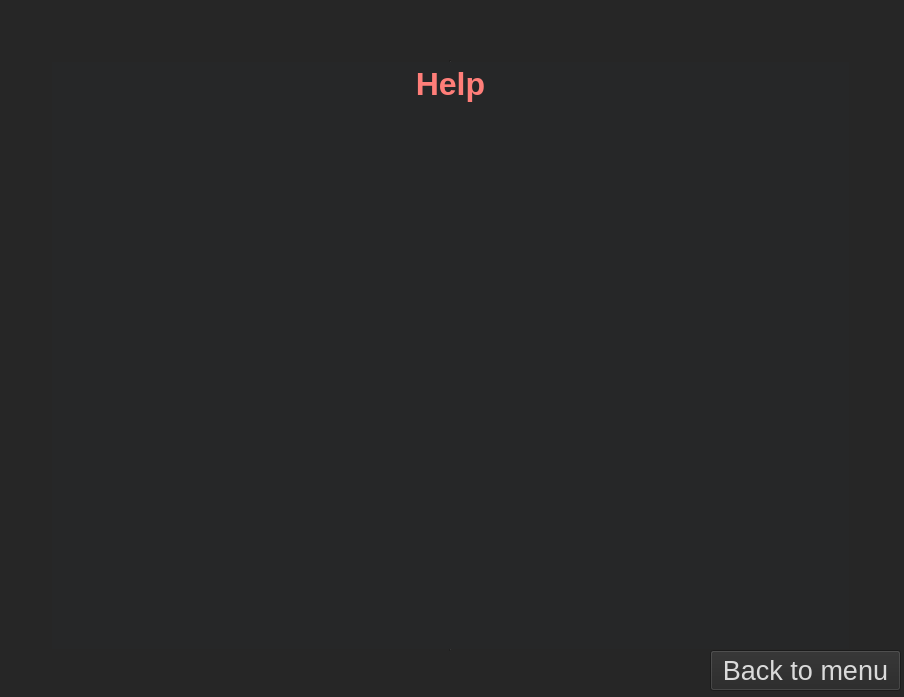
This is help.ui in PollyJoe/BigProject_Chameleon as Qt 5 draws it before an edit. The edited form follows.
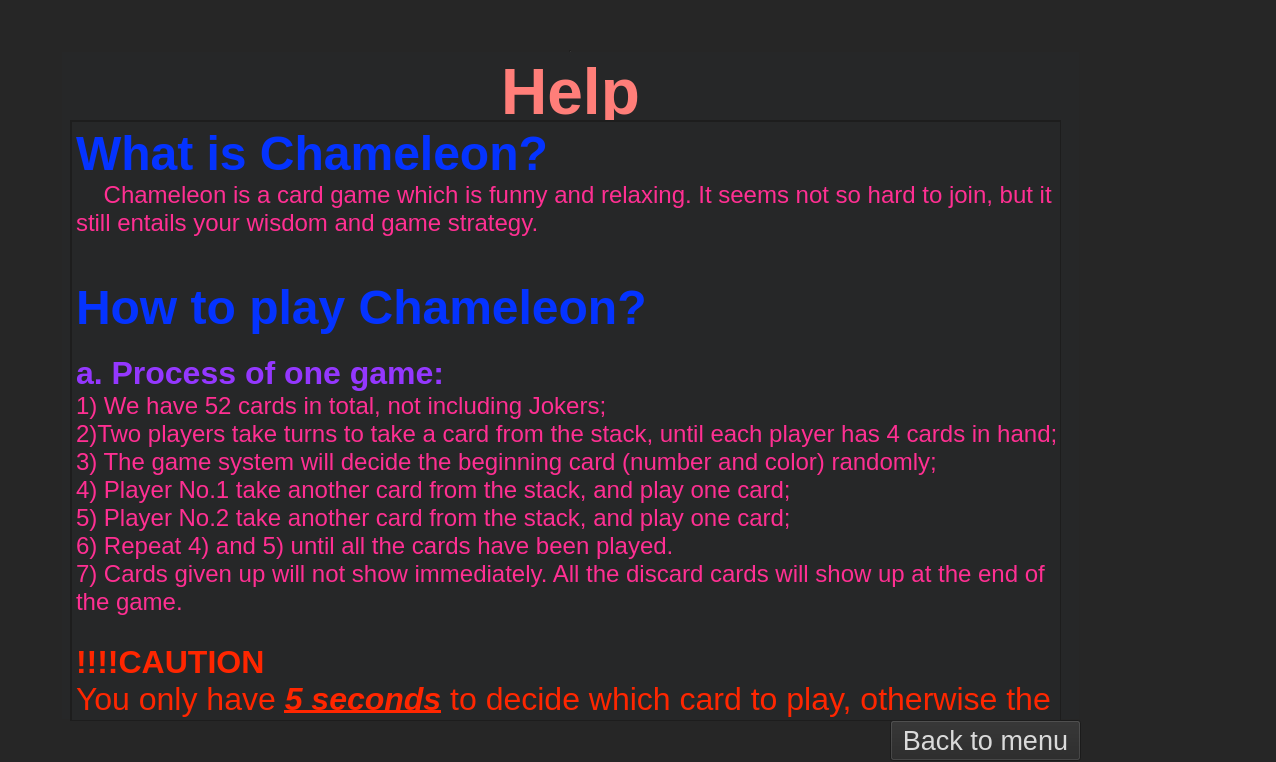
This is the edited form. Icons and pictures are not drawn.

Diff of the .ui file:
```diff
--- a/help.ui
+++ b/help.ui
@@ -6,8 +6,8 @@
    <rect>
     <x>0</x>
     <y>0</y>
-    <width>904</width>
-    <height>697</height>
+    <width>1276</width>
+    <height>762</height>
    </rect>
   </property>
   <property name="palette">
@@ -112,15 +112,6 @@
        </color>
       </brush>
      </colorrole>
-     <colorrole role="Shadow">
-      <brush brushstyle="SolidPattern">
-       <color alpha="255">
-        <red>0</red>
-        <green>0</green>
-        <blue>0</blue>
-       </color>
-      </brush>
-     </colorrole>
      <colorrole role="AlternateBase">
       <brush brushstyle="SolidPattern">
        <color alpha="255">
@@ -249,15 +240,6 @@
        </color>
       </brush>
      </colorrole>
-     <colorrole role="Shadow">
-      <brush brushstyle="SolidPattern">
-       <color alpha="255">
-        <red>0</red>
-        <green>0</green>
-        <blue>0</blue>
-       </color>
-      </brush>
-     </colorrole>
      <colorrole role="AlternateBase">
       <brush brushstyle="SolidPattern">
        <color alpha="255">
@@ -317,9 +299,9 @@
      <colorrole role="Midlight">
       <brush brushstyle="SolidPattern">
        <color alpha="255">
-        <red>232</red>
-        <green>253</green>
-        <blue>182</blue>
+        <red>52</red>
+        <green>52</green>
+        <blue>52</blue>
        </color>
       </brush>
      </colorrole>
@@ -354,8 +336,8 @@
       <brush brushstyle="SolidPattern">
        <color alpha="255">
         <red>255</red>
-        <green>255</green>
-        <blue>255</blue>
+        <green>51</green>
+        <blue>51</blue>
        </color>
       </brush>
      </colorrole>
@@ -386,15 +368,6 @@
        </color>
       </brush>
      </colorrole>
-     <colorrole role="Shadow">
-      <brush brushstyle="SolidPattern">
-       <color alpha="255">
-        <red>0</red>
-        <green>0</green>
-        <blue>0</blue>
-       </color>
-      </brush>
-     </colorrole>
      <colorrole role="AlternateBase">
       <brush brushstyle="SolidPattern">
        <color alpha="255">
@@ -431,10 +404,10 @@
   <widget class="QTextBrowser" name="textBrowser">
    <property name="geometry">
     <rect>
-     <x>50</x>
-     <y>60</y>
-     <width>801</width>
-     <height>591</height>
+     <x>60</x>
+     <y>50</y>
+     <width>1021</width>
+     <height>671</height>
     </rect>
    </property>
    <property name="palette">
@@ -509,7 +482,7 @@
 &lt;html&gt;&lt;head&gt;&lt;meta name=&quot;qrichtext&quot; content=&quot;1&quot; /&gt;&lt;meta charset=&quot;utf-8&quot; /&gt;&lt;style type=&quot;text/css&quot;&gt;
 p, li { white-space: pre-wrap; }
 &lt;/style&gt;&lt;/head&gt;&lt;body style=&quot; font-family:'.AppleSystemUIFont'; font-size:13pt; font-weight:400; font-style:normal;&quot;&gt;
-&lt;p align=&quot;center&quot; style=&quot; margin-top:0px; margin-bottom:0px; margin-left:0px; margin-right:0px; -qt-block-indent:0; text-indent:0px;&quot;&gt;&lt;span style=&quot; font-size:24pt; font-weight:700; color:#ff7e79;&quot;&gt;Help&lt;/span&gt;&lt;/p&gt;
+&lt;p align=&quot;center&quot; style=&quot; margin-top:0px; margin-bottom:0px; margin-left:0px; margin-right:0px; -qt-block-indent:0; text-indent:0px;&quot;&gt;&lt;span style=&quot; font-size:48pt; font-weight:700; color:#ff7e79;&quot;&gt;Help&lt;/span&gt;&lt;/p&gt;
 &lt;p style=&quot;-qt-paragraph-type:empty; margin-top:0px; margin-bottom:0px; margin-left:0px; margin-right:0px; -qt-block-indent:0; text-indent:0px; font-size:24pt; font-weight:700;&quot;&gt;&lt;br /&gt;&lt;/p&gt;
 &lt;p style=&quot;-qt-paragraph-type:empty; margin-top:0px; margin-bottom:0px; margin-left:0px; margin-right:0px; -qt-block-indent:0; text-indent:0px; font-size:18pt; font-weight:700; color:#7a81ff;&quot;&gt;&lt;br /&gt;&lt;/p&gt;
 &lt;p style=&quot;-qt-paragraph-type:empty; margin-top:0px; margin-bottom:0px; margin-left:0px; margin-right:0px; -qt-block-indent:0; text-indent:0px; font-size:18pt; font-weight:700; color:#7a81ff;&quot;&gt;&lt;br /&gt;&lt;/p&gt;
@@ -520,8 +493,8 @@
   <widget class="QPushButton" name="goback">
    <property name="geometry">
     <rect>
-     <x>710</x>
-     <y>650</y>
+     <x>890</x>
+     <y>720</y>
      <width>191</width>
      <height>41</height>
     </rect>
@@ -628,15 +601,6 @@
         </color>
        </brush>
       </colorrole>
-      <colorrole role="Shadow">
-       <brush brushstyle="SolidPattern">
-        <color alpha="255">
-         <red>0</red>
-         <green>0</green>
-         <blue>0</blue>
-        </color>
-       </brush>
-      </colorrole>
       <colorrole role="Highlight">
        <brush brushstyle="SolidPattern">
         <color alpha="255">
@@ -801,15 +765,6 @@
         </color>
        </brush>
       </colorrole>
-      <colorrole role="Shadow">
-       <brush brushstyle="SolidPattern">
-        <color alpha="255">
-         <red>0</red>
-         <green>0</green>
-         <blue>0</blue>
-        </color>
-       </brush>
-      </colorrole>
       <colorrole role="Highlight">
        <brush brushstyle="SolidPattern">
         <color alpha="170">
@@ -974,15 +929,6 @@
         </color>
        </brush>
       </colorrole>
-      <colorrole role="Shadow">
-       <brush brushstyle="SolidPattern">
-        <color alpha="255">
-         <red>0</red>
-         <green>0</green>
-         <blue>0</blue>
-        </color>
-       </brush>
-      </colorrole>
       <colorrole role="Highlight">
        <brush brushstyle="SolidPattern">
         <color alpha="170">
@@ -1072,6 +1018,522 @@
     <number>100</number>
    </property>
   </widget>
+  <widget class="QScrollArea" name="scrollArea">
+   <property name="geometry">
+    <rect>
+     <x>70</x>
+     <y>120</y>
+     <width>991</width>
+     <height>601</height>
+    </rect>
+   </property>
+   <property name="widgetResizable">
+    <bool>true</bool>
+   </property>
+   <widget class="QWidget" name="scrollAreaWidgetContents">
+    <property name="geometry">
+     <rect>
+      <x>0</x>
+      <y>0</y>
+      <width>989</width>
+      <height>599</height>
+     </rect>
+    </property>
+    <widget class="QTextBrowser" name="textBrowser_2">
+     <property name="geometry">
+      <rect>
+       <x>0</x>
+       <y>0</y>
+       <width>1011</width>
+       <height>601</height>
+      </rect>
+     </property>
+     <property name="palette">
+      <palette>
+       <active>
+        <colorrole role="WindowText">
+         <brush brushstyle="SolidPattern">
+          <color alpha="255">
+           <red>4</red>
+           <green>51</green>
+           <blue>255</blue>
+          </color>
+         </brush>
+        </colorrole>
+        <colorrole role="Button">
+         <brush brushstyle="SolidPattern">
+          <color alpha="255">
+           <red>212</red>
+           <green>251</green>
+           <blue>121</blue>
+          </color>
+         </brush>
+        </colorrole>
+        <colorrole role="Light">
+         <brush brushstyle="SolidPattern">
+          <color alpha="255">
+           <red>252</red>
+           <green>255</green>
+           <blue>244</blue>
+          </color>
+         </brush>
+        </colorrole>
+        <colorrole role="Midlight">
+         <brush brushstyle="SolidPattern">
+          <color alpha="255">
+           <red>232</red>
+           <green>253</green>
+           <blue>182</blue>
+          </color>
+         </brush>
+        </colorrole>
+        <colorrole role="Dark">
+         <brush brushstyle="SolidPattern">
+          <color alpha="255">
+           <red>106</red>
+           <green>126</green>
+           <blue>60</blue>
+          </color>
+         </brush>
+        </colorrole>
+        <colorrole role="Mid">
+         <brush brushstyle="SolidPattern">
+          <color alpha="255">
+           <red>141</red>
+           <green>168</green>
+           <blue>80</blue>
+          </color>
+         </brush>
+        </colorrole>
+        <colorrole role="Text">
+         <brush brushstyle="SolidPattern">
+          <color alpha="255">
+           <red>4</red>
+           <green>51</green>
+           <blue>255</blue>
+          </color>
+         </brush>
+        </colorrole>
+        <colorrole role="BrightText">
+         <brush brushstyle="SolidPattern">
+          <color alpha="255">
+           <red>255</red>
+           <green>255</green>
+           <blue>255</blue>
+          </color>
+         </brush>
+        </colorrole>
+        <colorrole role="ButtonText">
+         <brush brushstyle="SolidPattern">
+          <color alpha="255">
+           <red>0</red>
+           <green>0</green>
+           <blue>0</blue>
+          </color>
+         </brush>
+        </colorrole>
+        <colorrole role="Base">
+         <brush brushstyle="SolidPattern">
+          <color alpha="255">
+           <red>212</red>
+           <green>251</green>
+           <blue>121</blue>
+          </color>
+         </brush>
+        </colorrole>
+        <colorrole role="Window">
+         <brush brushstyle="SolidPattern">
+          <color alpha="255">
+           <red>212</red>
+           <green>251</green>
+           <blue>121</blue>
+          </color>
+         </brush>
+        </colorrole>
+        <colorrole role="HighlightedText">
+         <brush brushstyle="SolidPattern">
+          <color alpha="255">
+           <red>212</red>
+           <green>251</green>
+           <blue>121</blue>
+          </color>
+         </brush>
+        </colorrole>
+        <colorrole role="AlternateBase">
+         <brush brushstyle="SolidPattern">
+          <color alpha="255">
+           <red>233</red>
+           <green>253</green>
+           <blue>188</blue>
+          </color>
+         </brush>
+        </colorrole>
+        <colorrole role="ToolTipBase">
+         <brush brushstyle="SolidPattern">
+          <color alpha="255">
+           <red>212</red>
+           <green>251</green>
+           <blue>121</blue>
+          </color>
+         </brush>
+        </colorrole>
+        <colorrole role="ToolTipText">
+         <brush brushstyle="SolidPattern">
+          <color alpha="255">
+           <red>0</red>
+           <green>0</green>
+           <blue>0</blue>
+          </color>
+         </brush>
+        </colorrole>
+       </active>
+       <inactive>
+        <colorrole role="WindowText">
+         <brush brushstyle="SolidPattern">
+          <color alpha="255">
+           <red>218</red>
+           <green>218</green>
+           <blue>218</blue>
+          </color>
+         </brush>
+        </colorrole>
+        <colorrole role="Button">
+         <brush brushstyle="SolidPattern">
+          <color alpha="255">
+           <red>38</red>
+           <green>38</green>
+           <blue>38</blue>
+          </color>
+         </brush>
+        </colorrole>
+        <colorrole role="Light">
+         <brush brushstyle="SolidPattern">
+          <color alpha="255">
+           <red>55</red>
+           <green>55</green>
+           <blue>55</blue>
+          </color>
+         </brush>
+        </colorrole>
+        <colorrole role="Midlight">
+         <brush brushstyle="SolidPattern">
+          <color alpha="255">
+           <red>52</red>
+           <green>52</green>
+           <blue>52</blue>
+          </color>
+         </brush>
+        </colorrole>
+        <colorrole role="Dark">
+         <brush brushstyle="SolidPattern">
+          <color alpha="255">
+           <red>31</red>
+           <green>31</green>
+           <blue>31</blue>
+          </color>
+         </brush>
+        </colorrole>
+        <colorrole role="Mid">
+         <brush brushstyle="SolidPattern">
+          <color alpha="255">
+           <red>175</red>
+           <green>175</green>
+           <blue>175</blue>
+          </color>
+         </brush>
+        </colorrole>
+        <colorrole role="Text">
+         <brush brushstyle="SolidPattern">
+          <color alpha="255">
+           <red>218</red>
+           <green>218</green>
+           <blue>218</blue>
+          </color>
+         </brush>
+        </colorrole>
+        <colorrole role="BrightText">
+         <brush brushstyle="SolidPattern">
+          <color alpha="255">
+           <red>255</red>
+           <green>51</green>
+           <blue>51</blue>
+          </color>
+         </brush>
+        </colorrole>
+        <colorrole role="ButtonText">
+         <brush brushstyle="SolidPattern">
+          <color alpha="255">
+           <red>218</red>
+           <green>218</green>
+           <blue>218</blue>
+          </color>
+         </brush>
+        </colorrole>
+        <colorrole role="Base">
+         <brush brushstyle="SolidPattern">
+          <color alpha="255">
+           <red>38</red>
+           <green>39</green>
+           <blue>40</blue>
+          </color>
+         </brush>
+        </colorrole>
+        <colorrole role="Window">
+         <brush brushstyle="SolidPattern">
+          <color alpha="255">
+           <red>38</red>
+           <green>38</green>
+           <blue>38</blue>
+          </color>
+         </brush>
+        </colorrole>
+        <colorrole role="HighlightedText">
+         <brush brushstyle="SolidPattern">
+          <color alpha="255">
+           <red>255</red>
+           <green>255</green>
+           <blue>255</blue>
+          </color>
+         </brush>
+        </colorrole>
+        <colorrole role="AlternateBase">
+         <brush brushstyle="SolidPattern">
+          <color alpha="255">
+           <red>38</red>
+           <green>39</green>
+           <blue>40</blue>
+          </color>
+         </brush>
+        </colorrole>
+        <colorrole role="ToolTipBase">
+         <brush brushstyle="SolidPattern">
+          <color alpha="255">
+           <red>17</red>
+           <green>17</green>
+           <blue>17</blue>
+          </color>
+         </brush>
+        </colorrole>
+        <colorrole role="ToolTipText">
+         <brush brushstyle="SolidPattern">
+          <color alpha="255">
+           <red>218</red>
+           <green>218</green>
+           <blue>218</blue>
+          </color>
+         </brush>
+        </colorrole>
+       </inactive>
+       <disabled>
+        <colorrole role="WindowText">
+         <brush brushstyle="SolidPattern">
+          <color alpha="255">
+           <red>106</red>
+           <green>126</green>
+           <blue>60</blue>
+          </color>
+         </brush>
+        </colorrole>
+        <colorrole role="Button">
+         <brush brushstyle="SolidPattern">
+          <color alpha="255">
+           <red>212</red>
+           <green>251</green>
+           <blue>121</blue>
+          </color>
+         </brush>
+        </colorrole>
+        <colorrole role="Light">
+         <brush brushstyle="SolidPattern">
+          <color alpha="255">
+           <red>252</red>
+           <green>255</green>
+           <blue>244</blue>
+          </color>
+         </brush>
+        </colorrole>
+        <colorrole role="Midlight">
+         <brush brushstyle="SolidPattern">
+          <color alpha="255">
+           <red>52</red>
+           <green>52</green>
+           <blue>52</blue>
+          </color>
+         </brush>
+        </colorrole>
+        <colorrole role="Dark">
+         <brush brushstyle="SolidPattern">
+          <color alpha="255">
+           <red>106</red>
+           <green>126</green>
+           <blue>60</blue>
+          </color>
+         </brush>
+        </colorrole>
+        <colorrole role="Mid">
+         <brush brushstyle="SolidPattern">
+          <color alpha="255">
+           <red>141</red>
+           <green>168</green>
+           <blue>80</blue>
+          </color>
+         </brush>
+        </colorrole>
+        <colorrole role="Text">
+         <brush brushstyle="SolidPattern">
+          <color alpha="255">
+           <red>106</red>
+           <green>126</green>
+           <blue>60</blue>
+          </color>
+         </brush>
+        </colorrole>
+        <colorrole role="BrightText">
+         <brush brushstyle="SolidPattern">
+          <color alpha="255">
+           <red>255</red>
+           <green>51</green>
+           <blue>51</blue>
+          </color>
+         </brush>
+        </colorrole>
+        <colorrole role="ButtonText">
+         <brush brushstyle="SolidPattern">
+          <color alpha="255">
+           <red>106</red>
+           <green>126</green>
+           <blue>60</blue>
+          </color>
+         </brush>
+        </colorrole>
+        <colorrole role="Base">
+         <brush brushstyle="SolidPattern">
+          <color alpha="255">
+           <red>212</red>
+           <green>251</green>
+           <blue>121</blue>
+          </color>
+         </brush>
+        </colorrole>
+        <colorrole role="Window">
+         <brush brushstyle="SolidPattern">
+          <color alpha="255">
+           <red>212</red>
+           <green>251</green>
+           <blue>121</blue>
+          </color>
+         </brush>
+        </colorrole>
+        <colorrole role="HighlightedText">
+         <brush brushstyle="SolidPattern">
+          <color alpha="255">
+           <red>255</red>
+           <green>255</green>
+           <blue>255</blue>
+          </color>
+         </brush>
+        </colorrole>
+        <colorrole role="AlternateBase">
+         <brush brushstyle="SolidPattern">
+          <color alpha="255">
+           <red>38</red>
+           <green>39</green>
+           <blue>40</blue>
+          </color>
+         </brush>
+        </colorrole>
+        <colorrole role="ToolTipBase">
+         <brush brushstyle="SolidPattern">
+          <color alpha="255">
+           <red>17</red>
+           <green>17</green>
+           <blue>17</blue>
+          </color>
+         </brush>
+        </colorrole>
+        <colorrole role="ToolTipText">
+         <brush brushstyle="SolidPattern">
+          <color alpha="255">
+           <red>218</red>
+           <green>218</green>
+           <blue>218</blue>
+          </color>
+         </brush>
+        </colorrole>
+       </disabled>
+      </palette>
+     </property>
+     <property name="html">
+      <string>&lt;!DOCTYPE HTML PUBLIC &quot;-//W3C//DTD HTML 4.0//EN&quot; &quot;http://www.w3.org/TR/REC-html40/strict.dtd&quot;&gt;
+&lt;html&gt;&lt;head&gt;&lt;meta name=&quot;qrichtext&quot; content=&quot;1&quot; /&gt;&lt;meta charset=&quot;utf-8&quot; /&gt;&lt;style type=&quot;text/css&quot;&gt;
+p, li { white-space: pre-wrap; }
+&lt;/style&gt;&lt;/head&gt;&lt;body style=&quot; font-family:'.AppleSystemUIFont'; font-size:13pt; font-weight:400; font-style:normal;&quot;&gt;
+&lt;p style=&quot; margin-top:0px; margin-bottom:0px; margin-left:0px; margin-right:0px; -qt-block-indent:0; text-indent:0px;&quot;&gt;&lt;span style=&quot; font-size:36pt; font-weight:700; color:#0433ff;&quot;&gt;What is Chameleon?&lt;/span&gt;&lt;/p&gt;
+&lt;p style=&quot; margin-top:0px; margin-bottom:0px; margin-left:0px; margin-right:0px; -qt-block-indent:0; text-indent:0px;&quot;&gt;&lt;span style=&quot; font-size:14pt; color:#ff2f92;&quot;&gt;    &lt;/span&gt;&lt;span style=&quot; font-size:18pt; color:#ff2f92;&quot;&gt; Chameleon is a card game which is funny and relaxing. It seems not so hard to join, but it still entails your wisdom and game strategy. &lt;/span&gt;&lt;/p&gt;
+&lt;p style=&quot;-qt-paragraph-type:empty; margin-top:0px; margin-bottom:0px; margin-left:0px; margin-right:0px; -qt-block-indent:0; text-indent:0px; font-size:14pt; color:#ff2f92;&quot;&gt;&lt;br /&gt;&lt;/p&gt;
+&lt;p style=&quot;-qt-paragraph-type:empty; margin-top:0px; margin-bottom:0px; margin-left:0px; margin-right:0px; -qt-block-indent:0; text-indent:0px;&quot;&gt;&lt;br /&gt;&lt;/p&gt;
+&lt;p style=&quot; margin-top:0px; margin-bottom:0px; margin-left:0px; margin-right:0px; -qt-block-indent:0; text-indent:0px;&quot;&gt;&lt;span style=&quot; font-size:36pt; font-weight:700; color:#0433ff;&quot;&gt;How to play Chameleon?&lt;/span&gt;&lt;/p&gt;
+&lt;p style=&quot;-qt-paragraph-type:empty; margin-top:0px; margin-bottom:0px; margin-left:0px; margin-right:0px; -qt-block-indent:0; text-indent:0px;&quot;&gt;&lt;br /&gt;&lt;/p&gt;
+&lt;p style=&quot; margin-top:0px; margin-bottom:0px; margin-left:0px; margin-right:0px; -qt-block-indent:0; text-indent:0px;&quot;&gt;&lt;span style=&quot; font-size:24pt; font-weight:700; color:#9437ff;&quot;&gt;a. Process of one game:&lt;/span&gt;&lt;/p&gt;
+&lt;p style=&quot; margin-top:0px; margin-bottom:0px; margin-left:0px; margin-right:0px; -qt-block-indent:0; text-indent:0px;&quot;&gt;&lt;span style=&quot; font-size:18pt; color:#ff2f92;&quot;&gt;1) We have 52 cards in total, not including Jokers;&lt;/span&gt;&lt;/p&gt;
+&lt;p style=&quot; margin-top:0px; margin-bottom:0px; margin-left:0px; margin-right:0px; -qt-block-indent:0; text-indent:0px;&quot;&gt;&lt;span style=&quot; font-size:18pt; color:#ff2f92;&quot;&gt;2)Two players take turns to take a card from the stack, until each player has 4 cards in hand;&lt;/span&gt;&lt;/p&gt;
+&lt;p style=&quot; margin-top:0px; margin-bottom:0px; margin-left:0px; margin-right:0px; -qt-block-indent:0; text-indent:0px;&quot;&gt;&lt;span style=&quot; font-size:18pt; color:#ff2f92;&quot;&gt;3) The game system will decide the beginning card (number and color) randomly;&lt;/span&gt;&lt;/p&gt;
+&lt;p style=&quot; margin-top:0px; margin-bottom:0px; margin-left:0px; margin-right:0px; -qt-block-indent:0; text-indent:0px;&quot;&gt;&lt;span style=&quot; font-size:18pt; color:#ff2f92;&quot;&gt;4) Player No.1 take another card from the stack, and play one card; &lt;/span&gt;&lt;/p&gt;
+&lt;p style=&quot; margin-top:0px; margin-bottom:0px; margin-left:0px; margin-right:0px; -qt-block-indent:0; text-indent:0px;&quot;&gt;&lt;span style=&quot; font-size:18pt; color:#ff2f92;&quot;&gt;5) Player No.2 take another card from the stack, and play one card;&lt;/span&gt;&lt;/p&gt;
+&lt;p style=&quot; margin-top:0px; margin-bottom:0px; margin-left:0px; margin-right:0px; -qt-block-indent:0; text-indent:0px;&quot;&gt;&lt;span style=&quot; font-size:18pt; color:#ff2f92;&quot;&gt;6) Repeat 4) and 5) until all the cards have been played.&lt;/span&gt;&lt;/p&gt;
+&lt;p style=&quot; margin-top:0px; margin-bottom:0px; margin-left:0px; margin-right:0px; -qt-block-indent:0; text-indent:0px;&quot;&gt;&lt;span style=&quot; font-size:18pt; color:#ff2f92;&quot;&gt;7) Cards given up will not show immediately. All the discard cards will show up at the end of the game.&lt;/span&gt;&lt;/p&gt;
+&lt;p style=&quot;-qt-paragraph-type:empty; margin-top:0px; margin-bottom:0px; margin-left:0px; margin-right:0px; -qt-block-indent:0; text-indent:0px; font-size:18pt; color:#ff2f92;&quot;&gt;&lt;br /&gt;&lt;/p&gt;
+&lt;p style=&quot; margin-top:0px; margin-bottom:0px; margin-left:0px; margin-right:0px; -qt-block-indent:0; text-indent:0px;&quot;&gt;&lt;span style=&quot; font-size:24pt; font-weight:700; color:#ff2600;&quot;&gt;!!!!CAUTION&lt;/span&gt;&lt;/p&gt;
+&lt;p style=&quot; margin-top:0px; margin-bottom:0px; margin-left:0px; margin-right:0px; -qt-block-indent:0; text-indent:0px;&quot;&gt;&lt;span style=&quot; font-size:24pt; color:#ff2600;&quot;&gt;You only have &lt;/span&gt;&lt;span style=&quot; font-size:24pt; font-weight:700; font-style:italic; text-decoration: underline; color:#ff2600;&quot;&gt;5 seconds&lt;/span&gt;&lt;span style=&quot; font-size:24pt; color:#ff2600;&quot;&gt; to decide which card to play, otherwise the system will play for you (trustseeing mode)!&lt;/span&gt;&lt;/p&gt;
+&lt;p style=&quot; margin-top:0px; margin-bottom:0px; margin-left:0px; margin-right:0px; -qt-block-indent:0; text-indent:0px;&quot;&gt;&lt;span style=&quot; font-size:24pt; color:#ff2600;&quot;&gt;The countdown will remind you of the time remaining (see &lt;/span&gt;&lt;span style=&quot; font-size:24pt; font-style:italic; text-decoration: underline; color:#ff2600;&quot;&gt;Manual of the surface &lt;/span&gt;&lt;span style=&quot; font-size:24pt; color:#ff2600;&quot;&gt;)&lt;/span&gt;&lt;/p&gt;
+&lt;p style=&quot;-qt-paragraph-type:empty; margin-top:0px; margin-bottom:0px; margin-left:0px; margin-right:0px; -qt-block-indent:0; text-indent:0px;&quot;&gt;&lt;br /&gt;&lt;/p&gt;
+&lt;p style=&quot; margin-top:0px; margin-bottom:0px; margin-left:0px; margin-right:0px; -qt-block-indent:0; text-indent:0px;&quot;&gt;&lt;span style=&quot; font-size:24pt; font-weight:700; color:#9437ff;&quot;&gt;b. Rules of judgement:&lt;/span&gt;&lt;/p&gt;
+&lt;p style=&quot; margin-top:0px; margin-bottom:0px; margin-left:0px; margin-right:0px; -qt-block-indent:0; text-indent:0px;&quot;&gt;&lt;span style=&quot; font-size:18pt; color:#ff2f92;&quot;&gt;1) The cards will be judged as valid play under following circumstances:&lt;/span&gt;&lt;/p&gt;
+&lt;p style=&quot; margin-top:0px; margin-bottom:0px; margin-left:0px; margin-right:0px; -qt-block-indent:0; text-indent:0px;&quot;&gt;&lt;span style=&quot; font-size:18pt; color:#ff2f92;&quot;&gt;	&lt;/span&gt;&lt;span style=&quot; font-size:18pt; color:#7a81ff;&quot;&gt;(1) Same color as current card;&lt;/span&gt;&lt;/p&gt;
+&lt;p style=&quot; margin-top:0px; margin-bottom:0px; margin-left:0px; margin-right:0px; -qt-block-indent:0; text-indent:0px;&quot;&gt;&lt;span style=&quot; font-size:18pt; color:#7a81ff;&quot;&gt;	(2) Same number as current card;&lt;/span&gt;&lt;/p&gt;
+&lt;p style=&quot; margin-top:0px; margin-bottom:0px; margin-left:0px; margin-right:0px; -qt-block-indent:0; text-indent:0px;&quot;&gt;&lt;span style=&quot; font-size:18pt; color:#7a81ff;&quot;&gt;	(3) The number of the card is J;&lt;/span&gt;&lt;/p&gt;
+&lt;p style=&quot; margin-top:0px; margin-bottom:0px; margin-left:0px; margin-right:0px; -qt-block-indent:0; text-indent:0px;&quot;&gt;&lt;span style=&quot; font-size:18pt; color:#ff2f92;&quot;&gt;   &lt;/span&gt;&lt;span style=&quot; font-size:18pt; color:#ff8ad8;&quot;&gt; &lt;/span&gt;&lt;span style=&quot; font-size:18pt; color:#7a81ff;&quot;&gt;Circumstance (2) and (3) will judged as a&lt;/span&gt;&lt;span style=&quot; font-size:18pt; color:#ff8ad8;&quot;&gt; &lt;/span&gt;&lt;span style=&quot; font-size:18pt; font-weight:700; font-style:italic; text-decoration: underline; color:#ff2600;&quot;&gt;CHAMELEON CARD&lt;/span&gt;&lt;span style=&quot; font-size:18pt; color:#ff2f92;&quot;&gt;.&lt;/span&gt;&lt;/p&gt;
+&lt;p style=&quot; margin-top:0px; margin-bottom:0px; margin-left:0px; margin-right:0px; -qt-block-indent:0; text-indent:0px;&quot;&gt;&lt;span style=&quot; font-size:18pt; color:#ff2f92;&quot;&gt;    &lt;/span&gt;&lt;span style=&quot; font-size:18pt; color:#7a81ff;&quot;&gt;Other circumstances will be judged as giving up.&lt;/span&gt;&lt;/p&gt;
+&lt;p style=&quot; margin-top:0px; margin-bottom:0px; margin-left:0px; margin-right:0px; -qt-block-indent:0; text-indent:0px;&quot;&gt;&lt;span style=&quot; font-size:18pt; color:#ff2f92;&quot;&gt;2) What can a Chameleon card do?&lt;/span&gt;&lt;/p&gt;
+&lt;p style=&quot; margin-top:0px; margin-bottom:0px; margin-left:0px; margin-right:0px; -qt-block-indent:0; text-indent:0px;&quot;&gt;&lt;span style=&quot; font-size:18pt; color:#ff2f92;&quot;&gt;     &lt;/span&gt;&lt;span style=&quot; font-size:18pt; color:#7a81ff;&quot;&gt;You can use a Chameleon card to change the current color.But remember, you &lt;/span&gt;&lt;span style=&quot; font-size:18pt; font-weight:700; font-style:italic; text-decoration: underline; color:#ff2600;&quot;&gt;CANNOT&lt;/span&gt;&lt;span style=&quot; font-size:18pt; color:#ff9300;&quot;&gt; &lt;/span&gt;&lt;span style=&quot; font-size:18pt; color:#7a81ff;&quot;&gt;attempt to choose the number. The number will be changed to the number of the card you played.&lt;/span&gt;&lt;/p&gt;
+&lt;p style=&quot; margin-top:0px; margin-bottom:0px; margin-left:0px; margin-right:0px; -qt-block-indent:0; text-indent:0px;&quot;&gt;&lt;span style=&quot; font-size:18pt; color:#ff2f92;&quot;&gt;3) How the score is caculated?&lt;/span&gt;&lt;/p&gt;
+&lt;p style=&quot; margin-top:0px; margin-bottom:0px; margin-left:0px; margin-right:0px; -qt-block-indent:0; text-indent:0px;&quot;&gt;&lt;span style=&quot; font-size:18pt; color:#ff8ad8;&quot;&gt;      &lt;/span&gt;&lt;span style=&quot; font-size:18pt; color:#7a81ff;&quot;&gt;All the play against the circumstances listed in 1) will be judged as giving up. If one player give up, the point of the card will be given to his/her opponent.&lt;/span&gt;&lt;/p&gt;
+&lt;p style=&quot; margin-top:0px; margin-bottom:0px; margin-left:0px; margin-right:0px; -qt-block-indent:0; text-indent:0px;&quot;&gt;&lt;span style=&quot; font-size:18pt; color:#7a81ff;&quot;&gt;       The point of each card:&lt;/span&gt;&lt;/p&gt;
+&lt;p style=&quot; margin-top:0px; margin-bottom:0px; margin-left:0px; margin-right:0px; -qt-block-indent:0; text-indent:0px;&quot;&gt;&lt;span style=&quot; font-size:18pt; color:#7a81ff;&quot;&gt;	K -&amp;gt; 0&lt;/span&gt;&lt;/p&gt;
+&lt;p style=&quot; margin-top:0px; margin-bottom:0px; margin-left:0px; margin-right:0px; -qt-block-indent:0; text-indent:0px;&quot;&gt;&lt;span style=&quot; font-size:18pt; color:#7a81ff;&quot;&gt;	A -&amp;gt; 1&lt;/span&gt;&lt;/p&gt;
+&lt;p style=&quot; margin-top:0px; margin-bottom:0px; margin-left:0px; margin-right:0px; -qt-block-indent:0; text-indent:0px;&quot;&gt;&lt;span style=&quot; font-size:18pt; color:#7a81ff;&quot;&gt;	2-10 -&amp;gt; Same number&lt;/span&gt;&lt;/p&gt;
+&lt;p style=&quot; margin-top:0px; margin-bottom:0px; margin-left:0px; margin-right:0px; -qt-block-indent:0; text-indent:0px;&quot;&gt;&lt;span style=&quot; font-size:18pt; color:#7a81ff;&quot;&gt;	Q -&amp;gt; 12&lt;/span&gt;&lt;/p&gt;
+&lt;p style=&quot;-qt-paragraph-type:empty; margin-top:0px; margin-bottom:0px; margin-left:0px; margin-right:0px; -qt-block-indent:0; text-indent:0px; font-size:18pt; color:#7a81ff;&quot;&gt;&lt;br /&gt;&lt;/p&gt;
+&lt;p style=&quot;-qt-paragraph-type:empty; margin-top:0px; margin-bottom:0px; margin-left:0px; margin-right:0px; -qt-block-indent:0; text-indent:0px; font-size:14pt; color:#7a81ff;&quot;&gt;&lt;br /&gt;&lt;/p&gt;
+&lt;p style=&quot; margin-top:0px; margin-bottom:0px; margin-left:0px; margin-right:0px; -qt-block-indent:0; text-indent:0px;&quot;&gt;&lt;span style=&quot; font-size:36pt; font-weight:700; color:#0433ff;&quot;&gt;Manual of the intersurface&lt;/span&gt;&lt;/p&gt;
+&lt;p style=&quot;-qt-paragraph-type:empty; margin-top:0px; margin-bottom:0px; margin-left:0px; margin-right:0px; -qt-block-indent:0; text-indent:0px; font-size:24pt; font-weight:700; color:#0433ff;&quot;&gt;&lt;br /&gt;&lt;/p&gt;
+&lt;p style=&quot; margin-top:0px; margin-bottom:0px; margin-left:0px; margin-right:0px; -qt-block-indent:0; text-indent:0px;&quot;&gt;&lt;span style=&quot; font-size:24pt; font-weight:700; color:#9437ff;&quot;&gt;a. Two modes: Human-machine and machine-machine&lt;/span&gt;&lt;/p&gt;
+&lt;p style=&quot; margin-top:0px; margin-bottom:0px; margin-left:0px; margin-right:0px; -qt-block-indent:0; text-indent:0px;&quot;&gt;&lt;span style=&quot; font-size:18pt; color:#ff2f92;&quot;&gt;Machine-machine mode is set to show you how to play the game.&lt;/span&gt;&lt;/p&gt;
+&lt;p style=&quot;-qt-paragraph-type:empty; margin-top:0px; margin-bottom:0px; margin-left:0px; margin-right:0px; -qt-block-indent:0; text-indent:0px; font-size:14pt; color:#ff2f92;&quot;&gt;&lt;br /&gt;&lt;/p&gt;
+&lt;p style=&quot; margin-top:0px; margin-bottom:0px; margin-left:0px; margin-right:0px; -qt-block-indent:0; text-indent:0px;&quot;&gt;&lt;span style=&quot; font-size:24pt; font-weight:700; color:#9437ff;&quot;&gt;b. Game intersurface&lt;/span&gt;&lt;/p&gt;
+&lt;p style=&quot; margin-top:0px; margin-bottom:0px; margin-left:0px; margin-right:0px; -qt-block-indent:0; text-indent:0px;&quot;&gt;&lt;span style=&quot; font-size:18pt; color:#ff2f92;&quot;&gt;Your game is in human-machine mode. The effect of intersurface appears as below ↓↓↓&lt;/span&gt;&lt;/p&gt;
+&lt;p style=&quot; margin-top:0px; margin-bottom:0px; margin-left:0px; margin-right:0px; -qt-block-indent:0; text-indent:0px;&quot;&gt;&lt;img src=&quot;:/image/Interface/human-machGUI.png&quot; /&gt;&lt;/p&gt;
+&lt;p style=&quot;-qt-paragraph-type:empty; margin-top:0px; margin-bottom:0px; margin-left:0px; margin-right:0px; -qt-block-indent:0; text-indent:0px;&quot;&gt;&lt;br /&gt;&lt;/p&gt;
+&lt;p style=&quot; margin-top:0px; margin-bottom:0px; margin-left:0px; margin-right:0px; -qt-block-indent:0; text-indent:0px;&quot;&gt;&lt;span style=&quot; font-size:18pt; color:#ff2f92;&quot;&gt;Now let's see what will happen if we play a CHAMELEON:&lt;/span&gt;&lt;/p&gt;
+&lt;p style=&quot; margin-top:0px; margin-bottom:0px; margin-left:0px; margin-right:0px; -qt-block-indent:0; text-indent:0px;&quot;&gt;&lt;img src=&quot;:/image/Interface/chameplaymessage.png&quot; /&gt;&lt;/p&gt;
+&lt;p style=&quot;-qt-paragraph-type:empty; margin-top:0px; margin-bottom:0px; margin-left:0px; margin-right:0px; -qt-block-indent:0; text-indent:0px;&quot;&gt;&lt;br /&gt;&lt;/p&gt;
+&lt;p style=&quot; margin-top:0px; margin-bottom:0px; margin-left:0px; margin-right:0px; -qt-block-indent:0; text-indent:0px;&quot;&gt;&lt;span style=&quot; font-size:18pt; color:#ff2f92;&quot;&gt;In this example we play a &amp;quot;Heart J&amp;quot;, and clicked &amp;quot;Spade&amp;quot; button. Let's see what happens:&lt;/span&gt;&lt;/p&gt;
+&lt;p style=&quot; margin-top:0px; margin-bottom:0px; margin-left:0px; margin-right:0px; -qt-block-indent:0; text-indent:0px;&quot;&gt;&lt;img src=&quot;:/image/Interface/chameplayeffect.png&quot; /&gt;&lt;/p&gt;
+&lt;p style=&quot; margin-top:0px; margin-bottom:0px; margin-left:0px; margin-right:0px; -qt-block-indent:0; text-indent:0px;&quot;&gt;&lt;span style=&quot; font-size:18pt; color:#ff2f92;&quot;&gt;Now we can see the color has been changed into &amp;quot;spade&amp;quot;, and the number is &amp;quot;J&amp;quot;.&lt;/span&gt;&lt;/p&gt;
+&lt;p style=&quot;-qt-paragraph-type:empty; margin-top:0px; margin-bottom:0px; margin-left:0px; margin-right:0px; -qt-block-indent:0; text-indent:0px; font-size:18pt; color:#ff2f92;&quot;&gt;&lt;br /&gt;&lt;/p&gt;
+&lt;p style=&quot; margin-top:0px; margin-bottom:0px; margin-left:0px; margin-right:0px; -qt-block-indent:0; text-indent:0px;&quot;&gt;&lt;span style=&quot; font-size:18pt; color:#ff2f92;&quot;&gt;When the game is over, all the given-up cards will show up, like this ↓↓↓↓&lt;/span&gt;&lt;/p&gt;
+&lt;p style=&quot; margin-top:0px; margin-bottom:0px; margin-left:0px; margin-right:0px; -qt-block-indent:0; text-indent:0px;&quot;&gt;&lt;img src=&quot;:/image/Interface/gameover.png&quot; /&gt;&lt;/p&gt;
+&lt;p style=&quot;-qt-paragraph-type:empty; margin-top:0px; margin-bottom:0px; margin-left:0px; margin-right:0px; -qt-block-indent:0; text-indent:0px;&quot;&gt;&lt;br /&gt;&lt;/p&gt;
+&lt;p style=&quot; margin-top:0px; margin-bottom:0px; margin-left:0px; margin-right:0px; -qt-block-indent:0; text-indent:0px;&quot;&gt;&lt;span style=&quot; font-size:18pt; color:#ff2f92;&quot;&gt;Because of the space restrictions, the cards will take turns to show up.&lt;/span&gt;&lt;/p&gt;
+&lt;p style=&quot;-qt-paragraph-type:empty; margin-top:0px; margin-bottom:0px; margin-left:0px; margin-right:0px; -qt-block-indent:0; text-indent:0px;&quot;&gt;&lt;br /&gt;&lt;/p&gt;
+&lt;p style=&quot; margin-top:0px; margin-bottom:0px; margin-left:0px; margin-right:0px; -qt-block-indent:0; text-indent:0px;&quot;&gt;&lt;span style=&quot; font-size:18pt; color:#ff2f92;&quot;&gt;If you would like to explore more about the rules and strategies, you can go to &amp;quot;machine-machine&amp;quot; mode to see how a total game works.&lt;/span&gt;&lt;/p&gt;
+&lt;p style=&quot;-qt-paragraph-type:empty; margin-top:0px; margin-bottom:0px; margin-left:0px; margin-right:0px; -qt-block-indent:0; text-indent:0px; font-size:18pt; color:#ff2f92;&quot;&gt;&lt;br /&gt;&lt;/p&gt;
+&lt;p style=&quot; margin-top:0px; margin-bottom:0px; margin-left:0px; margin-right:0px; -qt-block-indent:0; text-indent:0px;&quot;&gt;&lt;span style=&quot; font-size:18pt; color:#ff7e79;&quot;&gt;If you have any further problems, just contact the developer:&lt;/span&gt;&lt;/p&gt;
+&lt;p style=&quot; margin-top:0px; margin-bottom:0px; margin-left:0px; margin-right:0px; -qt-block-indent:0; text-indent:0px;&quot;&gt;&lt;span style=&quot; font-size:18pt; font-style:italic; text-decoration: underline; color:#ff7e79;&quot;&gt;zhouyi21@mails.tsinghua.edu.cn&lt;/span&gt;&lt;/p&gt;&lt;/body&gt;&lt;/html&gt;</string>
+     </property>
+    </widget>
+   </widget>
+  </widget>
  </widget>
  <resources/>
  <connections/>
```
